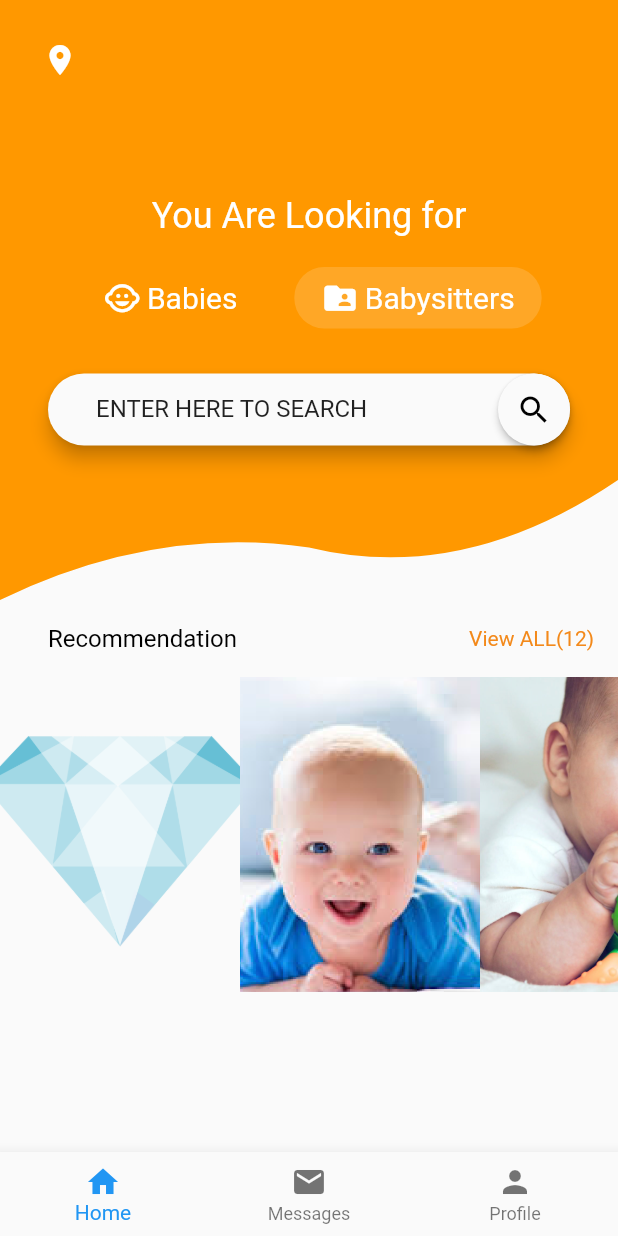
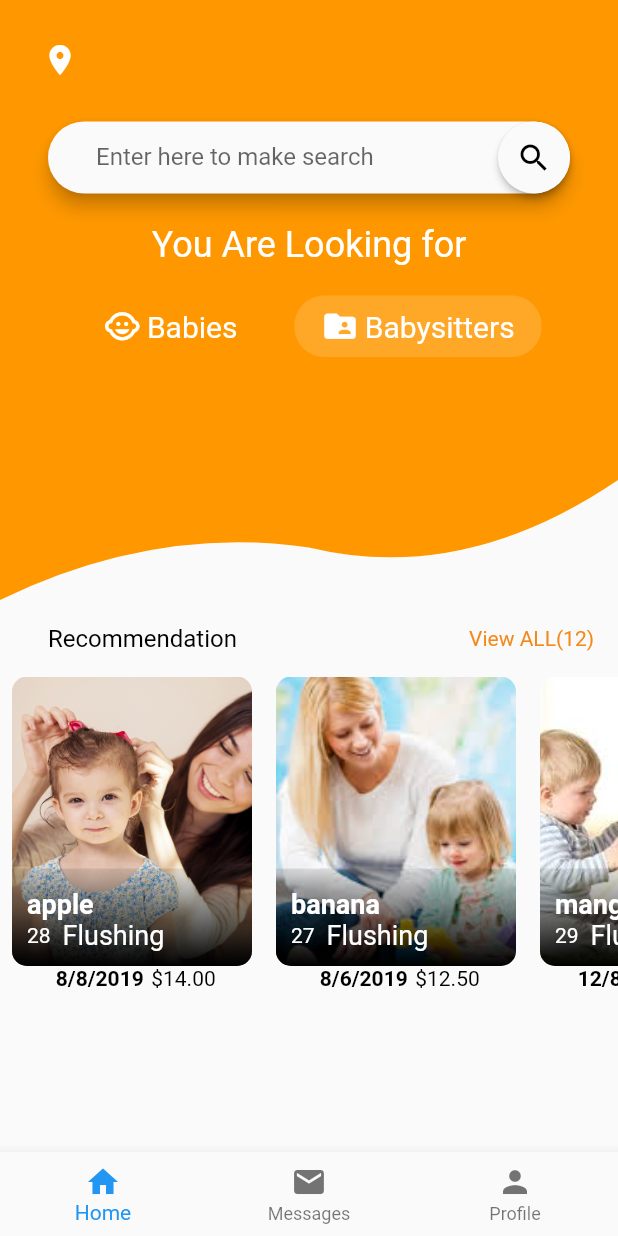
Before and after one commit to ldai100/Baymax-front, a Flutter app: the screen it shows after launch, after a tap on "Babysitters", on a phone screen of 412 x 824 dp. Run offline on Flutter 3.47's test engine with Material 2 defaults, Android fonts, the phone set to English and light mode, and no system bars.

Commit message:
finish home

```diff
--- a/lib/CustomShapeClipper.dart
+++ b/lib/CustomShapeClipper.dart
@@ -6,12 +6,12 @@ class CustomShapeClipper extends CustomClipper<Path>{
     final Path path = Path();
     path.lineTo(0.0, size.height);
 
-    var firstEndPoint = Offset(size.width * .5, size.height - 35.0);
-    var firstControlPoint = Offset(size.width  * 0.25, size.height - 50.0);
+    var firstEndPoint = Offset(size.width * .5, size.height - 35.0);//-35
+    var firstControlPoint = Offset(size.width  * 0.25, size.height - 50.0);//-50
     path.quadraticBezierTo(firstControlPoint.dx, firstControlPoint.dy, firstEndPoint.dx, firstEndPoint.dy);
 
-    var secondEndPoint = Offset(size.width, size.height - 80.0);
-    var secondControlPoint = Offset(size.width * 0.75, size.height - 10);
+    var secondEndPoint = Offset(size.width, size.height - 80.0);//-80
+    var secondControlPoint = Offset(size.width * 0.75, size.height - 10);//-10
     path.quadraticBezierTo(secondControlPoint.dx, secondControlPoint.dy, secondEndPoint.dx, secondEndPoint.dy);
 
 
--- /dev/null
+++ b/lib/list.dart
@@ -0,0 +1,20 @@
+import 'package:flutter/material.dart';
+
+class ListScreen extends StatelessWidget {
+  @override
+  Widget build(BuildContext context) {
+    return Scaffold(
+      appBar: AppBar(
+        title: Text('search result'),
+        centerTitle: true,
+        backgroundColor: Colors.orange,
+        leading: InkWell(
+          child: Icon(Icons.arrow_back),
+          onTap: (){
+            Navigator.pop(context);
+          },
+        ),
+      ),
+    );
+  }
+}
--- a/lib/main.dart
+++ b/lib/main.dart
@@ -1,6 +1,9 @@
 import 'package:flutter/material.dart';
+import 'package:intl/intl.dart';
+
 import 'CustomShapeClipper.dart';
 import 'save_history/save_history.dart';
+import 'list.dart';
 
 
 void main() => runApp(MyApp());
@@ -16,17 +19,12 @@ class MyApp extends StatelessWidget {
  ThemeData appTheme =
   ThemeData(primaryColor: Color(0xFFF3891A),fontFamily: 'Oxygen');
 
-    var isBabySelected = true;
-
 class HomeScreen extends StatelessWidget {
   @override
   Widget build(BuildContext context) {
     return Scaffold(
-      body: Column(
-        children: <Widget>[
-          HomeScreenTopPart(),
-          HomeScreenBottomPart(),
-        ],
+      body: Container(
+          child:HomeScreenTopPart(),
       ),
       bottomNavigationBar: BottomNavigationBar(
        currentIndex: 0, // this will be set when a new tab is tapped
@@ -62,10 +60,13 @@ class HomeScreenTopPart extends StatefulWidget {
 }
 
 class _HomeScreenTopPartState extends State<HomeScreenTopPart> {
+  var isBabySelected = true;
 
   @override
   Widget build(BuildContext context) {
     return Stack(
+      children: <Widget>[
+        Column(
           children: <Widget>[
             ClipPath(clipper: CustomShapeClipper(),
               child: Container(
@@ -85,7 +86,32 @@ class _HomeScreenTopPartState extends State<HomeScreenTopPart> {
                       ],
                     ),
                   ),
-              SizedBox(height: 50.0),
+                  SizedBox(height: 1.0),
+                  Padding(
+                    padding: EdgeInsets.symmetric(horizontal: 32.0),
+                    child: Material(
+                      elevation: 5.0,
+                      borderRadius: BorderRadius.all(Radius.circular(30.0)),
+                      child: TextField(
+                        decoration: InputDecoration(
+                          hintText: 'Enter here to make search',
+                          contentPadding: EdgeInsets.symmetric(horizontal: 32.0, vertical: 14.0),
+                          suffixIcon: Material(
+                            elevation: 2.0,
+                            borderRadius: BorderRadius.all(Radius.circular(30.0),),
+                            child:InkWell(
+                              onTap: (){
+                                Navigator.push(context, MaterialPageRoute(builder: (context) => ListScreen()));
+                              },
+                              child: Icon(Icons.search, color: Colors.black),
+                              ),
+                          ),
+                          border:InputBorder.none,
+                          ),
+                        ),
+                    ),
+                  ),
+                  SizedBox(height: 20.0),
                   Text('You Are Looking for', style:TextStyle(fontSize: 24.0, color: Colors.white,),textAlign: TextAlign.center,),
                   SizedBox(height: 20.0),
                   Row(
@@ -109,29 +135,13 @@ class _HomeScreenTopPartState extends State<HomeScreenTopPart> {
                         },),
                     ],
                   ),
-              SizedBox(height: 30.0),
-              Padding(
-                padding: EdgeInsets.symmetric(horizontal: 32.0),
-                child: Material(
-                  elevation: 5.0,
-                  borderRadius: BorderRadius.all(Radius.circular(30.0)),
-                  child: TextField(
-                    controller: TextEditingController(text:'ENTER HERE TO SEARCH'),
-                    decoration: InputDecoration(
-                      contentPadding: EdgeInsets.symmetric(horizontal: 32.0, vertical: 14.0),
-                      suffixIcon: Material(
-                        elevation: 2.0,
-                        borderRadius: BorderRadius.all(Radius.circular(30.0),),
-                        child:Icon(Icons.search, color: Colors.black,),
-                      ),
-                      border:InputBorder.none,
+                  //SizedBox(height: 30.0),///
+                ],
               ),
               ),
               ),
-              ),
+              HomeScreenBottomPart(isSelected: isBabySelected,),
           ],
-          ),
-            ),
         ),
       ],
     );
@@ -173,19 +183,19 @@ class _ChoiceChipState extends State<ChoiceChip> {
   }
 }
 
+class HomeScreenBottomPart extends StatefulWidget {
+   final bool isSelected;
+   const HomeScreenBottomPart({Key key, this.isSelected}): super(key: key);
 
-
-
-class HomeScreenBottomPart extends StatefulWidget {
   @override
   _HomeScreenBottomPartState createState() => _HomeScreenBottomPartState();
 }
 
 class _HomeScreenBottomPartState extends State<HomeScreenBottomPart> {
+
   @override
   Widget build(BuildContext context) {
-    if(isBabySelected){
-      return Column(
+    return new Column(
       children: <Widget>[
         Padding(
           padding: const EdgeInsets.symmetric(horizontal: 16.0, vertical: 16.0),
@@ -197,164 +207,213 @@ class _HomeScreenBottomPartState extends State<HomeScreenBottomPart> {
             SizedBox(width: 16.0,),
             Text('Recommendation', style: TextStyle(color: Colors.black, fontSize: 16.0),),
             Spacer(),
-              Text('View ALL(12)',style: TextStyle(fontSize: 14.0, color: appTheme.primaryColor),),
+            InkWell(
+              child: new Text('View ALL(12)',style: TextStyle(fontSize: 14.0, color: appTheme.primaryColor),),
+              onTap: () => null,
+              ),
             ]
           ),
         ),
-          Container(
+        new Container(
           height: 210.0,
           child: ListView(
             scrollDirection: Axis.horizontal,
-              children: babyCardList,
-            ),
-          ),
-        ],
-      );
-    }else{
-      return Column(
-        children: <Widget>[
-          Padding(
-            padding: const EdgeInsets.symmetric(horizontal: 16.0, vertical: 16.0),
-          child:
-            Row(
-              mainAxisSize: MainAxisSize.max,
-              mainAxisAlignment: MainAxisAlignment.spaceBetween,
-              children: <Widget>[
-              SizedBox(width: 16.0,),
-              Text('Recommendation', style: TextStyle(color: Colors.black, fontSize: 16.0),),
-              Spacer(),
-              Text('View ALL(12)',style: TextStyle(fontSize: 14.0, color: appTheme.primaryColor),),
-              ]
-            ),
-          ),
-          Container(
-            height: 210.0,
-            child: ListView(
-              scrollDirection: Axis.horizontal,
-              children: babyCardList,
+            children: getList(widget.isSelected),
           ),
         ),
       ],
     );
   }
 }
+
+List getList(bool isSelected){
+  if(isSelected)
+    return babyCardList;
+  else
+    return sitterCardList;
 }
 
-
-
-
-
-/*
-class HomeScreenBottomPart extends StatelessWidget {
-  @override
-  Widget build(BuildContext context) {
-    return Column(
-      children: <Widget>[
-        Padding(
-          padding: const EdgeInsets.symmetric(horizontal: 16.0, vertical: 16.0),
-        child:
-          Row(
-            mainAxisSize: MainAxisSize.max,
-            mainAxisAlignment: MainAxisAlignment.spaceBetween,
-            children: <Widget>[
-            SizedBox(width: 16.0,),
-            Text('Recommendation', style: TextStyle(color: Colors.black, fontSize: 16.0),),
-            Spacer(),
-            Text('View ALL(12)',style: TextStyle(fontSize: 14.0, color: appTheme.primaryColor),),
-            ]
-          ),
-        ),
-        Container(
-          height: 210.0,
-          child: isBabySelected ? ListView(
-            scrollDirection: Axis.horizontal,
-            children: babyCardList,
-          ):null,
-        ),
-      ],
-    );
-  }
-}
-*/
+final formatCurrency = NumberFormat.simpleCurrency();
 
 List<BabyCard> babyCardList =[
-  BabyCard('baby_img/diamond.png', '8/8/2019', 'Six months', '14', 'Flushing', 'andy'),
-  BabyCard('baby_img/candy.png', '8/6/2019', 'Four months', '12', 'Flushing', 'candy'),
-  BabyCard('baby_img/mason.png', '12/8/2019', 'Five months', '17', 'Flushing', 'mason'),
-  BabyCard('baby_img/wen.png', '10/8/2019', 'Two months', '11', 'Flushing', 'wen'),
+  BabyCard('baby_img/candy.png', '8/6/2019', '4 months', 12.0, 'Flushing', 'candy'),
+  BabyCard('baby_img/mason.png', '12/8/2019', '5 months', 17.0, 'Flushing', 'mason'),
+  BabyCard('baby_img/wen.png', '10/8/2019', '2 months', 11.0, 'Flushing', 'wen'),
 ];
 
 
 class BabyCard extends StatelessWidget {
-  final String babyImgPath, babyDate, babyAge, babyPricePerHour, babylocation, babyTitle;
+  final String babyImgPath, babyDate,babyAge, babylocation, babyTitle;
+  final double babyPricePerHour;
 
   BabyCard(this.babyImgPath, this.babyDate, this.babyAge, this.babyPricePerHour, this.babylocation, this.babyTitle);
 
   @override
   Widget build(BuildContext context) {
-    return Stack(
+    return Padding(
+      padding: const EdgeInsets.symmetric(horizontal: 8.0),
+      child: Column(
+        children: <Widget>[
+          ClipRRect(
+            borderRadius: BorderRadius.all(Radius.circular(10.0)
+            ),
+            child: Stack(
             children: <Widget>[
                 Container(
-          height: 210.0,
+                  height: 193.0,
                   width: 160.0,
-          child: new Image.asset(babyImgPath, fit: BoxFit.cover),
+                  child: Image.asset(babyImgPath, fit: BoxFit.cover),
+                ),
+                Positioned(
+                  left: 0.0,
+                  bottom: 0.0,
+                  width: 160.0,
+                  height: 65.0,
+                  child: Container(
+                    decoration: BoxDecoration(
+                      gradient: LinearGradient(
+                        begin: Alignment.bottomCenter,
+                        end: Alignment.topCenter,
+                        colors: [
+                          Colors.black, Colors.black.withOpacity(0.1),
+                        ]),
+                    ),
+                  ),
+                ),
+                Positioned(
+                  left: 10.0,
+                  bottom: 10.0,
+                  child: Row(
+                    mainAxisSize: MainAxisSize.max,
+                    mainAxisAlignment: MainAxisAlignment.spaceBetween,
+                    children: <Widget>[
+                      Column(
+                        crossAxisAlignment: CrossAxisAlignment.start,
+                        children: <Widget>[
+                          Text(babyTitle, style: TextStyle(fontWeight: FontWeight.bold, color: Colors.white, fontSize: 18.0)),
+                          Row(
+                            children: <Widget>[
+                              Text(
+                                babyAge,
+                                style: TextStyle(fontWeight: FontWeight.normal, color: Colors.white, fontSize: 14.0)),
+                              SizedBox(width: 8,),
+                              Text(
+                                babylocation,
+                                style: TextStyle(fontWeight: FontWeight.normal, color: Colors.white, fontSize: 18.0)),
+                            ],
+                          ),
+                        ]
                       ),
                     ],
+                  ),
+                ),
+              ],
+            ),
+          ),
+          Row(
+            children: <Widget>[
+              SizedBox(width: 5.0,),
+              Text(babyDate, style: TextStyle(color: Colors.black,fontWeight: FontWeight.bold),),
+              SizedBox(width: 5.0,),
+              Text('${formatCurrency.format(babyPricePerHour)}', style: TextStyle(color: Colors.black,fontWeight: FontWeight.normal),),
+            ],
+          ),
+        ],
+      ),
     );
   }
 }
 
 
 
-List<SitterCard> SitterCardList =[
-  SitterCard('sitter_img/apple.png', '8/8/2019', '28', '14', 'Flushing', 'apple'),
-  SitterCard('sitter_img/banana.png', '8/6/2019', '27', '12', 'Flushing', 'banana'),
-  SitterCard('sitter_img/mango.png', '12/8/2019', '29', '17', 'Flushing', 'mango'),
-  SitterCard('sitter_img/orange.png', '10/8/2019', '33', '11', 'Flushing', 'orange'),
-  SitterCard('sitter_img/cherry.png', '10/8/2019', '25', '11', 'Flushing', 'cherry'),
+List<SitterCard> sitterCardList =[
+  SitterCard('sitter_img/apple.png', '8/8/2019', '28', 14.0, 'Flushing', 'apple'),
+  SitterCard('sitter_img/banana.png', '8/6/2019', '27', 12.5, 'Flushing', 'banana'),
+  SitterCard('sitter_img/mango.png', '12/8/2019', '29', 17, 'Flushing', 'mango'),
+  SitterCard('sitter_img/orange.png', '10/8/2019', '33', 11, 'Flushing', 'orange'),
+  SitterCard('sitter_img/cherry.png', '10/8/2019', '25', 11, 'Flushing', 'cherry'),
 
 ];
 
 class SitterCard extends StatelessWidget {
 
-  final String sitterImgPath, sitterDate, sitterAge, sitterPricePerHour, sitterlocation, sitterTitle;
+  final String sitterImgPath, sitterDate, sitterAge, sitterlocation, sitterTitle;
+  final double  sitterPricePerHour;
 
   SitterCard(this.sitterImgPath, this.sitterDate, this.sitterAge, this.sitterPricePerHour,this.sitterlocation, this.sitterTitle);
 
   @override
   Widget build(BuildContext context) {
-    return Stack(
+    return Padding(
+      padding: const EdgeInsets.symmetric(horizontal: 8.0),
+      child: Column(
+        children: <Widget>[
+          ClipRRect(
+            borderRadius: BorderRadius.all(Radius.circular(10.0)
+            ),
+            child: Stack(
             children: <Widget>[
                 Container(
-          height: 210.0,
+                  height: 193.0,
                   width: 160.0,
-          child: new Image.asset(sitterImgPath, fit: BoxFit.cover),
+                  child: Image.asset(sitterImgPath, fit: BoxFit.cover),
+                ),
+                Positioned(
+                  left: 0.0,
+                  bottom: 0.0,
+                  width: 160.0,
+                  height: 65.0,
+                  child: Container(
+                    decoration: BoxDecoration(
+                      gradient: LinearGradient(
+                        begin: Alignment.bottomCenter,
+                        end: Alignment.topCenter,
+                        colors: [
+                          Colors.black, Colors.black.withOpacity(0.1),
+                        ]),
+                    ),
+                  ),
+                ),
+                Positioned(
+                  left: 10.0,
+                  bottom: 10.0,
+                  child: Row(
+                    mainAxisSize: MainAxisSize.max,
+                    mainAxisAlignment: MainAxisAlignment.spaceBetween,
+                    children: <Widget>[
+                      Column(
+                        crossAxisAlignment: CrossAxisAlignment.start,
+                        children: <Widget>[
+                          Text(sitterTitle, style: TextStyle(fontWeight: FontWeight.bold, color: Colors.white, fontSize: 18.0)),
+                          Row(
+                            children: <Widget>[
+                              Text(
+                                sitterAge,
+                                style: TextStyle(fontWeight: FontWeight.normal, color: Colors.white, fontSize: 14.0)),
+                              SizedBox(width: 8,),
+                              Text(
+                                sitterlocation,
+                                style: TextStyle(fontWeight: FontWeight.normal, color: Colors.white, fontSize: 18.0)),
+                            ],
+                          ),
+                        ]
                       ),
                     ],
+                  ),
+                ),
+              ],
+            ),
+          ),
+          Row(
+            children: <Widget>[
+              SizedBox(width: 5.0,),
+              Text(sitterDate, style: TextStyle(color: Colors.black,fontWeight: FontWeight.bold),),
+              SizedBox(width: 5.0,),
+              Text('${formatCurrency.format(sitterPricePerHour)}', style: TextStyle(color: Colors.black,fontWeight: FontWeight.normal),),
+            ],
+          ),
+        ],
+      ),
     );
   }
 }
-
-
-/*
-var viewAllStyle = TextStyle(fontSize: 14.0, color: appTheme.primaryColor);
-
-var homeScreenBottomPart = Column(
-    children: <Widget>[
-      Padding(
-        padding: const EdgeInsets.symmetric(horizontal: 16.0, vertical: 16.0),
-      ),
-      Row(
-        mainAxisSize: MainAxisSize.max,
-        mainAxisAlignment: MainAxisAlignment.spaceBetween,
-        children: <Widget>[
-        SizedBox(width: 16.0,),
-        Text('Current Watched Items', style: TextStyle(color: Colors.black, fontSize: 16.0),),
-        Spacer(),
-        Text('View ALL(12)',style: TextStyle(fontSize: 14.0, color: appTheme.primaryColor),),
-        ]
-      ),
-    ],
-  );
-
-  */
--- a/pubspec.yaml
+++ b/pubspec.yaml
@@ -23,6 +23,7 @@ dependencies:
   # The following adds the Cupertino Icons font to your application.
   # Use with the CupertinoIcons class for iOS style icons.
   cupertino_icons: ^0.1.2
+  intl:
 
 dev_dependencies:
   flutter_test:
@@ -36,7 +37,6 @@ dev_dependencies:
 flutter:
   uses-material-design: true
   assets:
-   - baby_img/diamond.png
    - baby_img/andy.png
    - baby_img/wen.png
    - baby_img/mason.png
```
Also changed, not shown: pubspec.lock. Lines whose indentation alone changed are shown as unchanged.
